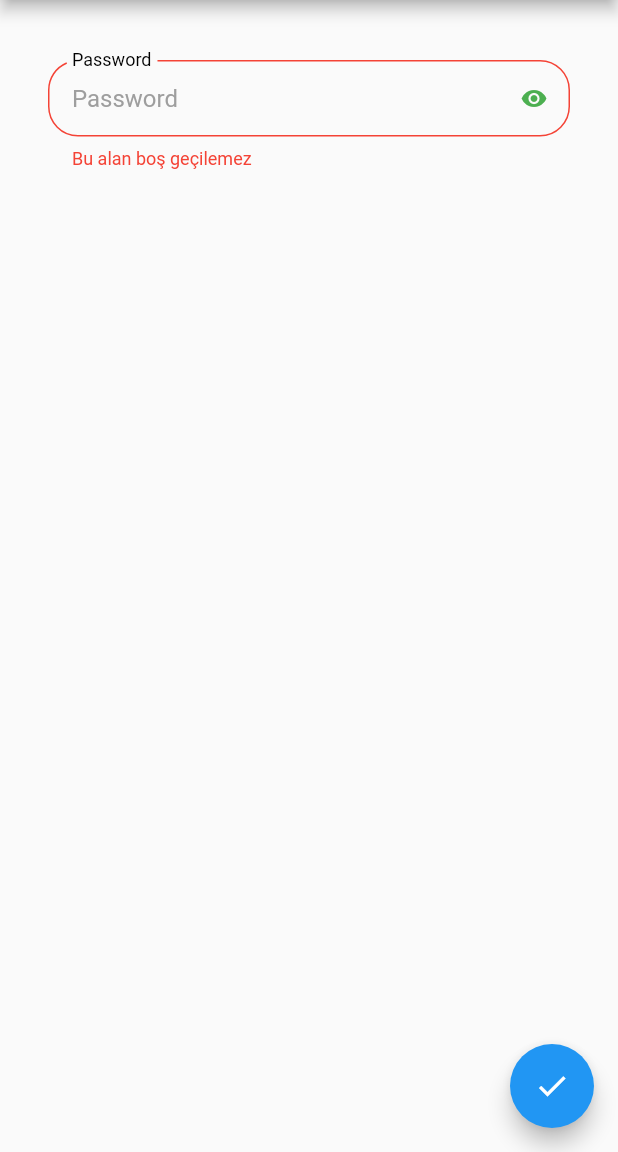
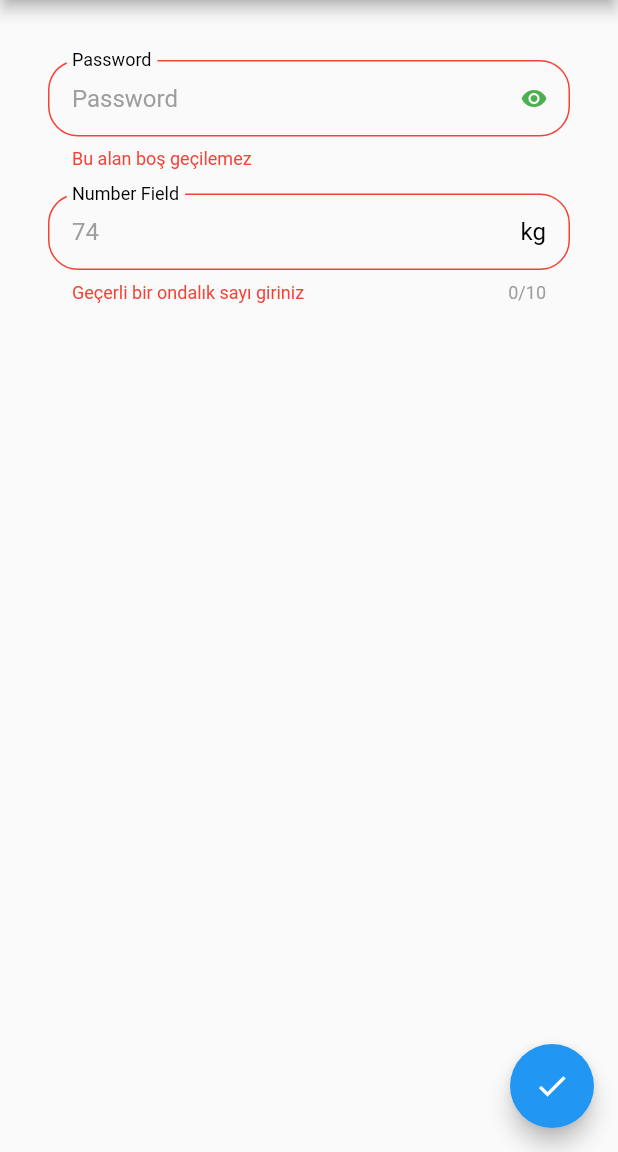
Before and after one commit to gulsenkeskin/input_decoration, a Flutter app: the screen it shows after launch, after a tap on the "check" icon, on a phone screen of 412 x 824 dp, the part 84-1236 px from its top. Run offline on Flutter 3.47's test engine with Material 2 defaults, Android fonts, the phone set to English and light mode, and no system bars.

Commit message:
Update number_field.dart

```diff
--- a/lib/components/number_field.dart
+++ b/lib/components/number_field.dart
@@ -1,4 +1,6 @@
 import 'package:flutter/material.dart';
+import 'package:flutter/services.dart';
+import 'package:input_decoration/string_extensions.dart';
 
 class NumberField extends StatefulWidget {
   const NumberField({Key? key}) : super(key: key);
@@ -9,9 +11,23 @@ class NumberField extends StatefulWidget {
 
 class _NumberFieldState extends State<NumberField> {
   @override
-  Widget build(BuildContext context) {
-    return Container(
-
-    );
-  }
+  Widget build(BuildContext context)=>TextFormField(
+    keyboardType: TextInputType.numberWithOptions(
+      decimal: true,
+      signed: true,
+    ),
+    validator: (value){
+      if(!value!.isValidDouble()){
+        return 'Geçerli bir ondalık sayı giriniz';
+      }
+    },
+    maxLength: 10,
+    maxLengthEnforcement: MaxLengthEnforcement.enforced,
+    decoration: const InputDecoration(
+      labelText: 'Number Field',
+      helperText: "",
+      hintText: "74",
+      suffix: Text("kg"),
+    ),
+  );
 }
```
